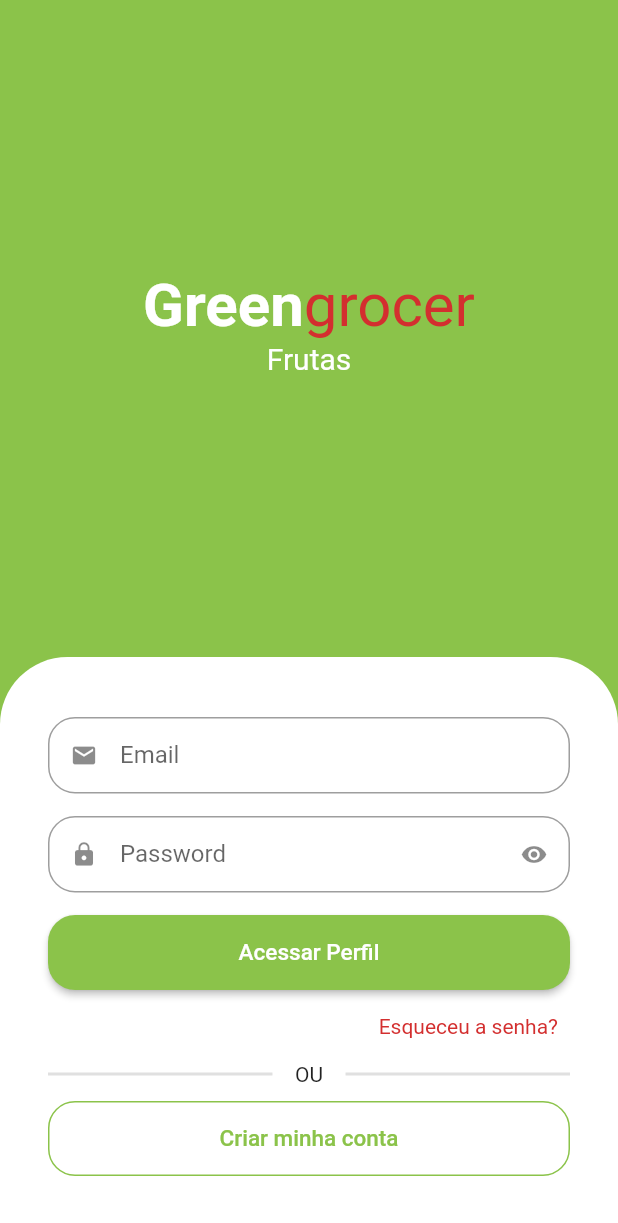
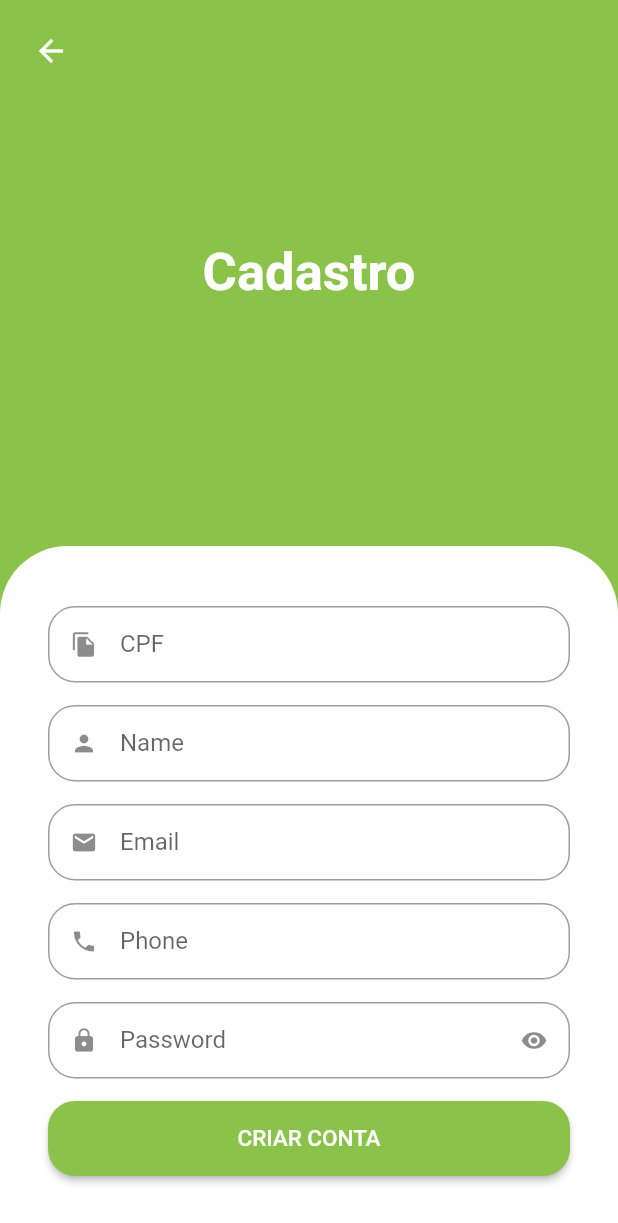
Before and after one commit to glesiosantos/greengrocer, a Flutter app: the screen it shows after launch, after a tap on "Criar minha conta", on a phone screen of 412 x 824 dp. Shown: the top 1223 px of the screen. Run offline on Flutter 3.47's test engine with Material 2 defaults, Android fonts, the phone set to English and light mode, and no system bars; drawn by our look-alikes of animated_text_kit; our stand-ins replace mask_text_input_formatter.

Commit message:
adicionando mascaras nos campos de CPF e Celular e finalizando a tela de SignUpScreen

```diff
--- a/lib/src/auth/sign_in_screen.dart
+++ b/lib/src/auth/sign_in_screen.dart
@@ -1,4 +1,5 @@
 import 'package:flutter/material.dart';
+import 'package:greengrocer/src/auth/sign_up_screen.dart';
 import 'package:greengrocer/src/custom/custom_button_outlined.dart';
 import 'package:greengrocer/src/custom/custom_elevated_button.dart';
 import 'package:greengrocer/src/custom/custom_row_divider.dart';
@@ -93,7 +94,14 @@ class SignInScreen extends StatelessWidget {
                       ),
                     ),
                     const CustomRowDivider(),
-                    const CustomButtonOutlined(textButton: 'Criar minha conta'),
+                    CustomButtonOutlined(
+                      textButton: 'Criar minha conta',
+                      onPressed: () {
+                        Navigator.of(context).push(MaterialPageRoute(
+                          builder: (context) => SignUpScreen(),
+                        ));
+                      },
+                    ),
                   ],
                 ),
               )
--- /dev/null
+++ b/lib/src/auth/sign_up_screen.dart
@@ -0,0 +1,107 @@
+import 'package:flutter/material.dart';
+import 'package:greengrocer/src/custom/custom_elevated_button.dart';
+import 'package:greengrocer/src/custom/custom_text_field_form.dart';
+import 'package:mask_text_input_formatter/mask_text_input_formatter.dart';
+
+import '../config/custom_colors.dart';
+
+class SignUpScreen extends StatelessWidget {
+  final cpfFormatter = MaskTextInputFormatter(mask: '###.###.###-##', filter: {
+    '#': RegExp(r'[0-9]'),
+  });
+  final phoneFormatter =
+      MaskTextInputFormatter(mask: '(##) #.####.#####', filter: {
+    '#': RegExp(r'[0-9]'),
+  });
+
+  SignUpScreen({super.key});
+
+  @override
+  Widget build(BuildContext context) {
+    return Scaffold(
+      backgroundColor: CustomColors.customSwatchColor,
+      body: SingleChildScrollView(
+        child: SizedBox(
+          height: MediaQuery.of(context).size.height,
+          width: MediaQuery.of(context).size.width,
+          child: Stack(
+            children: [
+              Column(
+                children: [
+                  Expanded(
+                    child: Column(
+                      mainAxisAlignment: MainAxisAlignment.center,
+                      children: const [
+                        Text.rich(
+                          TextSpan(style: TextStyle(fontSize: 35), children: [
+                            TextSpan(
+                                text: 'Cadastro',
+                                style: TextStyle(
+                                  color: Colors.white,
+                                  fontWeight: FontWeight.bold,
+                                )),
+                          ]),
+                        ),
+                      ],
+                    ),
+                  ),
+                  Container(
+                    padding: const EdgeInsets.symmetric(
+                        horizontal: 32, vertical: 40),
+                    decoration: const BoxDecoration(
+                        color: Colors.white,
+                        borderRadius:
+                            BorderRadius.vertical(top: Radius.circular(45))),
+                    child: Column(
+                      crossAxisAlignment: CrossAxisAlignment.stretch,
+                      children: [
+                        CustomTextFieldForm(
+                          iconInput: Icons.file_copy,
+                          labelInput: 'CPF',
+                          inputFormatter: [cpfFormatter],
+                        ),
+                        const CustomTextFieldForm(
+                            iconInput: Icons.person, labelInput: 'Name'),
+                        const CustomTextFieldForm(
+                            iconInput: Icons.email, labelInput: 'Email'),
+                        CustomTextFieldForm(
+                          iconInput: Icons.phone,
+                          labelInput: 'Phone',
+                          inputFormatter: [phoneFormatter],
+                        ),
+                        const CustomTextFieldForm(
+                          iconInput: Icons.lock,
+                          labelInput: 'Password',
+                          isSecret: true,
+                        ),
+                        // CustomTextFieldForm(
+                        //   iconInput: Icons.lock,
+                        //   labelInput: 'Password Confirmation',
+                        //   isSecret: true,
+                        // ),
+                        const CustomElevetadButton(textButton: 'CRIAR CONTA'),
+                      ],
+                    ),
+                  )
+                ],
+              ),
+              Positioned(
+                left: 10,
+                top: 10,
+                child: SafeArea(
+                    child: IconButton(
+                        onPressed: () {
+                          Navigator.of(context).pop();
+                        },
+                        icon: const Icon(
+                          Icons.arrow_back,
+                          color: Colors.white,
+                        ))),
+              )
+            ],
+          ),
+        ),
+      ),
+    );
+  }
+}
--- a/lib/src/custom/custom_button_outlined.dart
+++ b/lib/src/custom/custom_button_outlined.dart
@@ -3,7 +3,13 @@ import 'package:greengrocer/src/config/custom_colors.dart';
 
 class CustomButtonOutlined extends StatelessWidget {
   final String textButton;
-  const CustomButtonOutlined({super.key, required this.textButton});
+  final Function() onPressed;
+
+  const CustomButtonOutlined({
+    super.key,
+    required this.textButton,
+    required this.onPressed,
+  });
 
   @override
   Widget build(BuildContext context) {
@@ -17,7 +23,7 @@ class CustomButtonOutlined extends StatelessWidget {
               ),
               shape: RoundedRectangleBorder(
                   borderRadius: BorderRadius.circular(18))),
-          onPressed: () {},
+          onPressed: onPressed,
           child: Text(
             textButton,
             style: const TextStyle(fontSize: 15),
--- a/lib/src/custom/custom_text_field_form.dart
+++ b/lib/src/custom/custom_text_field_form.dart
@@ -1,14 +1,17 @@
 import 'package:flutter/material.dart';
+import 'package:flutter/services.dart';
 
 class CustomTextFieldForm extends StatefulWidget {
   final IconData iconInput;
   final String labelInput;
+  final List<TextInputFormatter>? inputFormatter;
   final bool isSecret;
 
   const CustomTextFieldForm(
       {super.key,
       required this.iconInput,
       required this.labelInput,
+      this.inputFormatter,
       this.isSecret = false});
 
   @override
@@ -29,6 +32,7 @@ class _CustomTextFieldFormState extends State<CustomTextFieldForm> {
     return Padding(
       padding: const EdgeInsets.only(bottom: 15),
       child: TextFormField(
+        inputFormatters: widget.inputFormatter,
         obscureText: isObscureText,
         decoration: InputDecoration(
           labelText: widget.labelInput,
--- a/pubspec.yaml
+++ b/pubspec.yaml
@@ -36,6 +36,7 @@ dependencies:
   # Use with the CupertinoIcons class for iOS style icons.
   cupertino_icons: ^1.0.2
   animated_text_kit: ^4.2.2
+  mask_text_input_formatter: ^2.4.0
 
 dev_dependencies:
   flutter_test:
```
Also changed, not shown: pubspec.lock.
